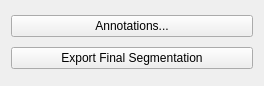
This is ilastik/applets/splitBodyPostprocessing/drawer.ui in ilastik/ilastik as Qt 5 draws it before an edit. The edited form follows.
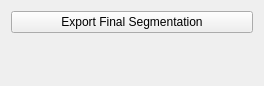
This is the edited form.

Commit message: SplitBody post-processing: Removed annotation button from drawer

```diff
--- a/ilastik/applets/splitBodyPostprocessing/drawer.ui
+++ b/ilastik/applets/splitBodyPostprocessing/drawer.ui
@@ -14,13 +14,6 @@
    <string>Form</string>
   </property>
   <layout class="QVBoxLayout" name="verticalLayout">
-   <item>
-    <widget class="QPushButton" name="annotationsButton">
-     <property name="text">
-      <string>Annotations...</string>
-     </property>
-    </widget>
-   </item>
    <item>
     <widget class="QPushButton" name="exportButton">
      <property name="text">
@@ -28,6 +21,19 @@
      </property>
     </widget>
    </item>
+   <item>
+    <spacer name="verticalSpacer">
+     <property name="orientation">
+      <enum>Qt::Vertical</enum>
+     </property>
+     <property name="sizeHint" stdset="0">
+      <size>
+       <width>20</width>
+       <height>40</height>
+      </size>
+     </property>
+    </spacer>
+   </item>
   </layout>
  </widget>
  <resources/>
```
